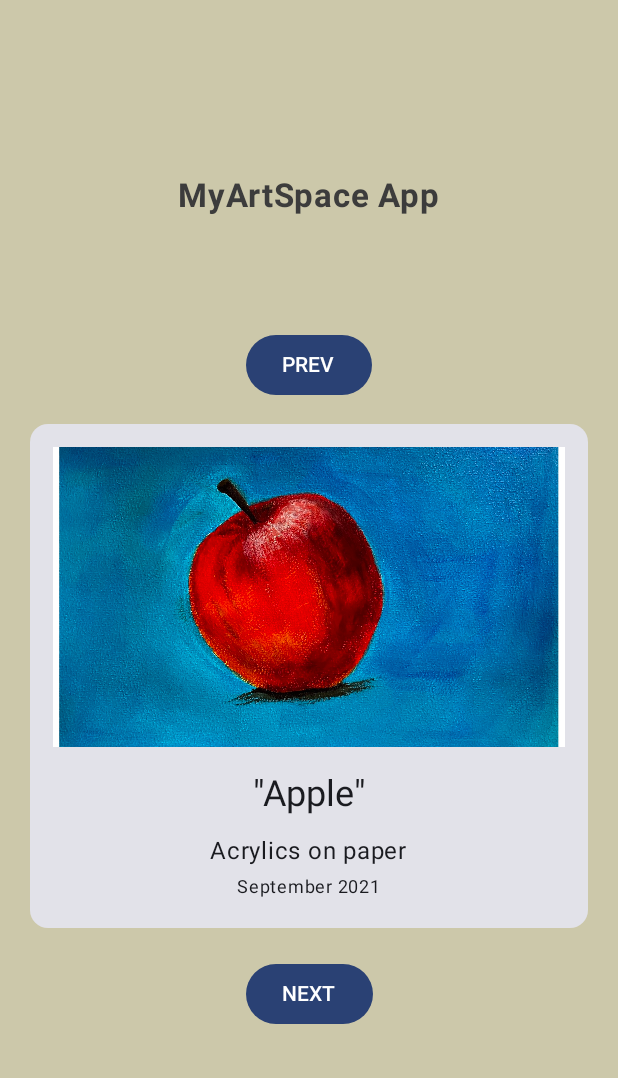
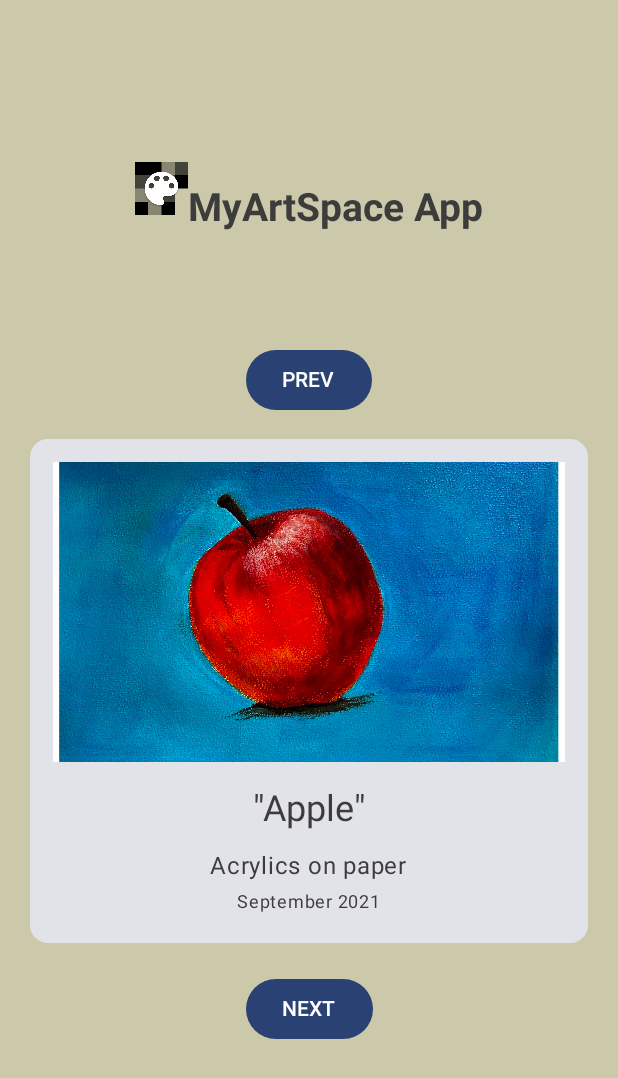
Before and after one commit to WiMaW/MyArtSpaceApp, an Android app built with Jetpack Compose: the screen it shows after launch (MainActivity), on a phone screen of 412 x 824 dp. Shown: the top 1078 px of the screen. Run offline under Robolectric (Android 15) with nearby library versions, the phone set to English and light mode, and no system bars.

Commit message:
AppNameAndIconDisplay func added

```diff
--- a/app/src/main/java/com/example/myartspaceapp/MainActivity.kt
+++ b/app/src/main/java/com/example/myartspaceapp/MainActivity.kt
@@ -9,11 +9,14 @@ import androidx.compose.foundation.background
 import androidx.compose.foundation.border
 import androidx.compose.foundation.hoverable
 import androidx.compose.foundation.layout.Arrangement
+import androidx.compose.foundation.layout.Box
 import androidx.compose.foundation.layout.Column
+import androidx.compose.foundation.layout.Row
 import androidx.compose.foundation.layout.fillMaxSize
 import androidx.compose.foundation.layout.fillMaxWidth
 import androidx.compose.foundation.layout.height
 import androidx.compose.foundation.layout.padding
+import androidx.compose.foundation.layout.width
 import androidx.compose.foundation.lazy.LazyColumn
 import androidx.compose.foundation.rememberScrollState
 import androidx.compose.foundation.verticalScroll
@@ -82,20 +85,13 @@ fun ComposeArtApp(
     Column (
         modifier = modifier
             .padding(20.dp)
-        .background(Color(204, 200, 170))
             .fillMaxWidth()
             .verticalScroll(rememberScrollState()),
         horizontalAlignment = Alignment.CenterHorizontally,
         verticalArrangement = Arrangement.Center,
 
     ) {
-    Text(
-        text = stringResource(R.string.app_name),
-        modifier = Modifier.padding(bottom = 60.dp),
-        fontSize = 22.sp,
-        fontWeight = FontWeight.Bold,
-        color = Color(60, 60, 60)
-    )
+        AppNameAndIconDisplay()
         Button(
             modifier = modifier.padding(15.dp),
             onClick = {
@@ -108,9 +104,7 @@ Column (
         {
             Text(text = "PREV")
         }
-
         ArtAndDescriptionDisplay(click = click, artList = Datasource().LoadArt())
-
         Button(
             modifier = modifier.padding(20.dp),
             onClick = {
@@ -138,6 +132,26 @@ Column (
 //        }
 //    }
 //}
+@Composable
+fun AppNameAndIconDisplay (modifier: Modifier = Modifier) {
+    Row (modifier = modifier){
+        Image(
+            painter = painterResource(R.drawable.app_icon),
+            contentDescription = null,
+            modifier = Modifier
+                .height(35.dp)
+                .width(35.dp)
+        )
+        Text(
+            text = stringResource(R.string.app_name),
+            modifier = Modifier.padding(top = 15.dp, bottom = 60.dp),
+            fontSize = 26.sp,
+            fontWeight = FontWeight.Bold,
+            color = Color(60, 60, 60),
+            style = MaterialTheme.typography.titleLarge
+        )
+    }
+}
 
 @Composable
 fun ArtAndDescriptionDisplay (
@@ -167,15 +181,18 @@ fun ArtAndDescriptionDisplay (
                 Text(
                     modifier = Modifier.padding(bottom = 10.dp),
                     text = stringResource(artList[click].artDescription),
+                    color = Color(60, 60, 60),
                     style = MaterialTheme.typography.headlineSmall
                 )
                 Text(
                     modifier = Modifier.padding(bottom = 0.dp),
                     text = stringResource(artList[click].method),
+                    color = Color(60, 60, 60)
                 )
                 Text(
                     modifier = Modifier.padding(bottom = 15.dp),
                     text = stringResource(artList[click].date),
+                    color = Color(60, 60, 60),
                     fontSize = 12.sp
                 )
             }
```
Also changed, not shown: app/src/main/res/drawable/app_icon.png (added). Lines whose indentation alone changed are shown as unchanged.
